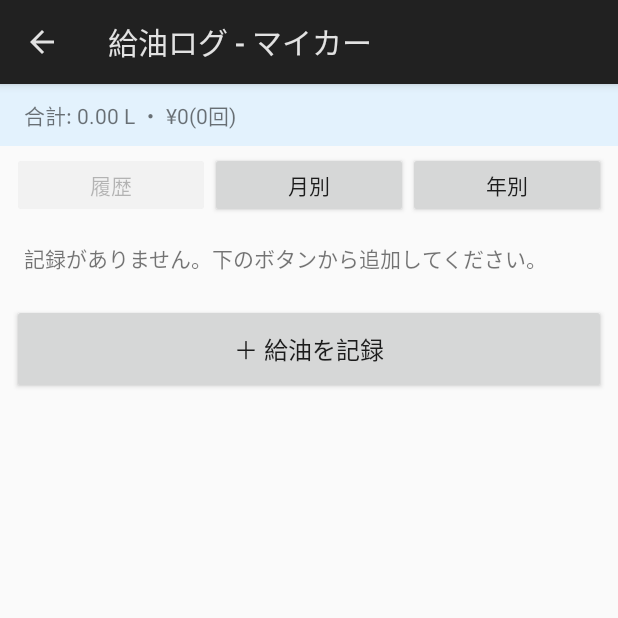
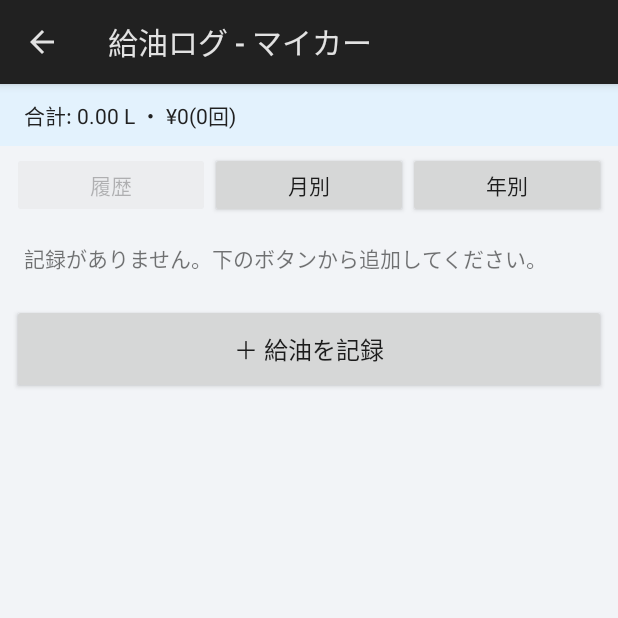
Before and after one commit to JunMuraKami/MyCarLog, an Android app: the screen it shows after launch (LogActivity), after a tap on "燃費", on a phone screen of 412 x 824 dp, the top half of it. Run offline under Robolectric (Android 15) with nearby library versions, the phone set to English and light mode, and no system bars.

Commit message:
Add selectable colour themes (standard, dark, blue, green, sport)
Co-Authored-By: Claude Sonnet 5.5 <noreply@anthropic.com>

```diff
--- a/app/build.gradle
+++ b/app/build.gradle
@@ -10,8 +10,8 @@ android {
         applicationId 'jp.mycarlog.app'
         minSdk 26
         targetSdk 34
-        versionCode 17
-        versionName '1.8.0'
+        versionCode 18
+        versionName '1.9.0'
     }
 
     // Release signing is optional: pass -PreleaseStoreFile=... -PreleaseStorePassword=...
--- /dev/null
+++ b/app/src/main/java/jp/mycarlog/app/AppTheme.java
@@ -0,0 +1,50 @@
+package jp.mycarlog.app;
+
+import android.content.Context;
+import android.content.SharedPreferences;
+
+/** Colour themes ("skins") selectable in settings. */
+final class AppTheme {
+    static final class Pal {
+        final String id, name;
+        final boolean dark;
+        final int bg, card, text, gray, red, orange, accent, accentBg, redBg, orangeBg, bar;
+
+        Pal(String id, String name, boolean dark, int bg, int card, int text, int gray,
+            int red, int orange, int accent, int accentBg, int redBg, int orangeBg, int bar) {
+            this.id = id; this.name = name; this.dark = dark;
+            this.bg = bg; this.card = card; this.text = text; this.gray = gray;
+            this.red = red; this.orange = orange; this.accent = accent; this.accentBg = accentBg;
+            this.redBg = redBg; this.orangeBg = orangeBg; this.bar = bar;
+        }
+    }
+
+    static final Pal[] ALL = {
+        new Pal("standard", "標準", false, 0xFFF2F4F7, 0xFFFFFFFF, 0xFF212121, 0xFF616161,
+                0xFFD32F2F, 0xFFEF6C00, 0xFF1976D2, 0xFFE3F2FD, 0xFFFDECEA, 0xFFFFF3E0, 0xFF212121),
+        new Pal("dark", "ダーク", true, 0xFF121212, 0xFF1E1E1E, 0xFFEEEEEE, 0xFFA8A8A8,
+                0xFFEF5350, 0xFFFFA726, 0xFF64B5F6, 0xFF1A2733, 0xFF331A1A, 0xFF332712, 0xFF000000),
+        new Pal("blue", "ブルー", false, 0xFFE8F1FB, 0xFFFFFFFF, 0xFF16263A, 0xFF52667D,
+                0xFFD32F2F, 0xFFEF6C00, 0xFF1565C0, 0xFFD6E8FA, 0xFFFDECEA, 0xFFFFF3E0, 0xFF1565C0),
+        new Pal("green", "グリーン", false, 0xFFECF4ED, 0xFFFFFFFF, 0xFF1B2A1C, 0xFF566657,
+                0xFFD32F2F, 0xFFEF6C00, 0xFF2E7D32, 0xFFDCEFDD, 0xFFFDECEA, 0xFFFFF3E0, 0xFF2E7D32),
+        new Pal("sport", "スポーツ", true, 0xFF14100F, 0xFF241B1A, 0xFFF2E9E7, 0xFFB09E9B,
+                0xFFFF5252, 0xFFFFB74D, 0xFFFF8A80, 0xFF3A1F1D, 0xFF3A1717, 0xFF352814, 0xFFB71C1C),
+    };
+
+    private AppTheme() { }
+
+    private static SharedPreferences sp(Context c) {
+        return c.getSharedPreferences("ui", Context.MODE_PRIVATE);
+    }
+
+    static Pal current(Context c) {
+        String id = sp(c).getString("theme", "standard");
+        for (Pal p : ALL) if (p.id.equals(id)) return p;
+        return ALL[0];
+    }
+
+    static void set(Context c, String id) {
+        sp(c).edit().putString("theme", id).apply();
+    }
+}
--- a/app/src/main/java/jp/mycarlog/app/LogActivity.java
+++ b/app/src/main/java/jp/mycarlog/app/LogActivity.java
@@ -1,6 +1,6 @@
 package jp.mycarlog.app;
 
-import android.app.Activity;
+
 import android.app.AlertDialog;
 import android.app.DatePickerDialog;
 import android.os.Bundle;
@@ -18,7 +18,7 @@ import java.util.List;
 import java.util.Locale;
 
 /** Log page for fuel or maintenance: list past records, edit them, add new ones. */
-public class LogActivity extends Activity {
+public class LogActivity extends ThemedActivity {
     public static final String EXTRA_MODE = "mode";
     public static final int MODE_FUEL = 0, MODE_SERVICE = 1;
 
@@ -40,11 +40,13 @@ public class LogActivity extends Activity {
 
         LinearLayout root = new LinearLayout(this);
         root.setOrientation(LinearLayout.VERTICAL);
+        root.setBackgroundColor(pal.bg);
 
         summary = new TextView(this);
         summary.setTextSize(14);
         summary.setPadding(pad, dp(10), pad, dp(10));
-        summary.setBackgroundColor(0xFFE3F2FD);
+        summary.setBackgroundColor(pal.accentBg);
+        summary.setTextColor(pal.text);
         root.addView(summary);
 
         if (mode == MODE_FUEL) {
@@ -74,6 +76,7 @@ public class LogActivity extends Activity {
                 TextView t = new TextView(LogActivity.this);
                 t.setPadding(pad, dp(10), pad, dp(10));
                 t.setTextSize(15);
+                t.setTextColor(pal.gray);
                 Object o = shown.get(i);
                 if (o instanceof FuelStats.Period) {
                     FuelStats.Period q = (FuelStats.Period) o;
--- a/app/src/main/java/jp/mycarlog/app/MainActivity.java
+++ b/app/src/main/java/jp/mycarlog/app/MainActivity.java
@@ -1,7 +1,7 @@
 package jp.mycarlog.app;
 
 import android.Manifest;
-import android.app.Activity;
+
 import android.app.AlertDialog;
 import android.content.Intent;
 import android.content.pm.PackageManager;
@@ -22,20 +22,21 @@ import java.util.Locale;
 import java.util.function.Consumer;
 
 /** Home: reminders for all vehicles, vehicle picker, and the selected vehicle's summary. */
-public class MainActivity extends Activity {
+public class MainActivity extends ThemedActivity {
     private static final int MENU_SETTINGS = 1;
-    static final int RED = 0xFFD32F2F, ORANGE = 0xFFEF6C00, GRAY = 0xFF616161, TEXT = 0xFF212121;
+    private int RED, ORANGE, GRAY, TEXT;
 
     private Store store;
     private LinearLayout content;
 
     @Override protected void onCreate(Bundle b) {
         super.onCreate(b);
+        RED = pal.red; ORANGE = pal.orange; GRAY = pal.gray; TEXT = pal.text;
         setTitle("MyCarLog");
 
         LinearLayout root = new LinearLayout(this);
         root.setOrientation(LinearLayout.VERTICAL);
-        root.setBackgroundColor(0xFFF2F4F7);
+        root.setBackgroundColor(pal.bg);
 
         ScrollView sv = new ScrollView(this);
         content = new LinearLayout(this);
@@ -111,14 +112,14 @@ public class MainActivity extends Activity {
             banner.setOrientation(LinearLayout.VERTICAL);
             banner.setPadding(dp(14), dp(10), dp(14), dp(10));
             GradientDrawable bg = new GradientDrawable();
-            bg.setColor(0xFFE3F2FD);
-            bg.setStroke(dp(1), 0xFF1976D2);
+            bg.setColor(pal.accentBg);
+            bg.setStroke(dp(1), pal.accent);
             bg.setCornerRadius(dp(10));
             banner.setBackground(bg);
-            TextView t = text("新しいバージョン " + upd.version + " があります", 15, 0xFF1976D2);
+            TextView t = text("新しいバージョン " + upd.version + " があります", 15, pal.accent);
             t.setTypeface(Typeface.DEFAULT_BOLD);
             banner.addView(t);
-            banner.addView(text("タップして更新", 13, 0xFF1976D2));
+            banner.addView(text("タップして更新", 13, pal.accent));
             banner.setOnClickListener(v -> Updater.prompt(this, upd));
             LinearLayout.LayoutParams lp = new LinearLayout.LayoutParams(-1, -2);
             lp.bottomMargin = dp(8);
@@ -132,7 +133,7 @@ public class MainActivity extends Activity {
             banner.setOrientation(LinearLayout.VERTICAL);
             banner.setPadding(dp(14), dp(10), dp(14), dp(10));
             GradientDrawable bg = new GradientDrawable();
-            bg.setColor(d.level == 2 ? 0xFFFDECEA : 0xFFFFF3E0);
+            bg.setColor(d.level == 2 ? pal.redBg : pal.orangeBg);
             bg.setStroke(dp(1), color);
             bg.setCornerRadius(dp(10));
             banner.setBackground(bg);
@@ -255,7 +256,7 @@ public class MainActivity extends Activity {
         c.setOrientation(LinearLayout.VERTICAL);
         c.setPadding(dp(16), dp(14), dp(16), dp(16));
         GradientDrawable bg = new GradientDrawable();
-        bg.setColor(0xFFFFFFFF);
+        bg.setColor(pal.card);
         bg.setCornerRadius(dp(12));
         c.setBackground(bg);
         c.setElevation(dp(2));
--- /dev/null
+++ b/app/src/main/java/jp/mycarlog/app/ThemedActivity.java
@@ -0,0 +1,27 @@
+package jp.mycarlog.app;
+
+import android.app.Activity;
+import android.graphics.Color;
+import android.graphics.drawable.ColorDrawable;
+import android.os.Bundle;
+
+/** Base activity: applies the selected colour theme and re-creates itself when it changes. */
+abstract class ThemedActivity extends Activity {
+    protected AppTheme.Pal pal;
+
+    @Override protected void onCreate(Bundle b) {
+        pal = AppTheme.current(this);
+        setTheme(pal.dark ? android.R.style.Theme_Material
+                : android.R.style.Theme_Material_Light_DarkActionBar);
+        super.onCreate(b);
+        if (getActionBar() != null) getActionBar().setBackgroundDrawable(new ColorDrawable(pal.bar));
+        getWindow().setStatusBarColor(Color.rgb(
+                (int) (Color.red(pal.bar) * 0.75), (int) (Color.green(pal.bar) * 0.75),
+                (int) (Color.blue(pal.bar) * 0.75)));
+    }
+
+    @Override protected void onResume() {
+        super.onResume();
+        if (!AppTheme.current(this).id.equals(pal.id)) recreate();
+    }
+}
```
Also changed, not shown: app/src/main/java/jp/mycarlog/app/SettingsActivity.java (+27 -5 lines).
